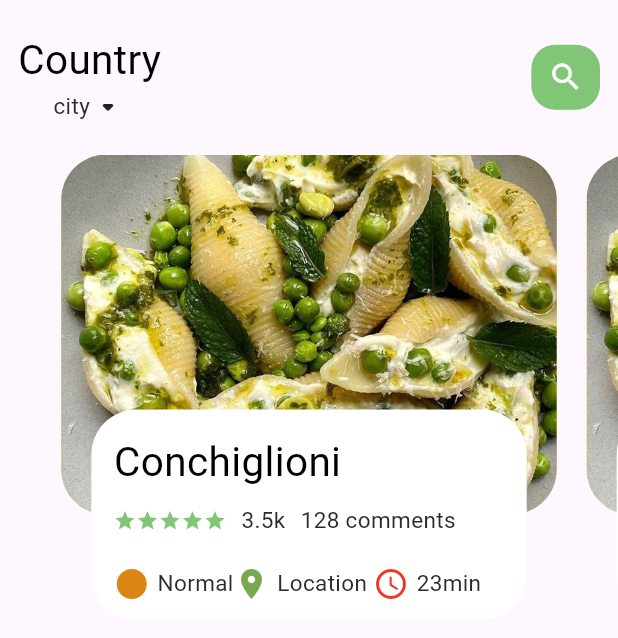
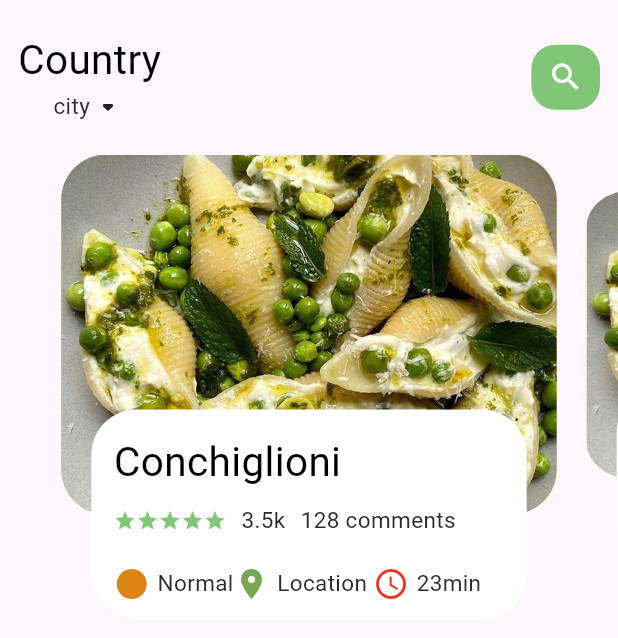
Before and after one commit to meriemDahil/Food_Delivery, a Flutter app: the screen it shows after launch, on a phone screen of 412 x 824 dp. Shown: the top 638 px of the screen. Run offline on Flutter 3.47's test engine with Material 3 defaults, Android fonts, the phone set to English and light mode, and no system bars.

Commit message:
zoom in zoom out pageview

```diff
--- a/lib/presentation/screens/food_slider.dart
+++ b/lib/presentation/screens/food_slider.dart
@@ -18,6 +18,7 @@ class _FoodSliderState extends State<FoodSlider> {
   PageController  pageController=PageController(viewportFraction: 0.85);
   var _currentPageValue=0.0;
   double _scaleFactor=0.8;
+  double _height=240;
   @override
   void initState() {
     // TODO: implement initState
@@ -55,12 +56,19 @@ class _FoodSliderState extends State<FoodSlider> {
   Widget _buildPage(int index){
     Matrix4 matrix =new Matrix4.identity();
     if (index == _currentPageValue.floor()){
-      var currentScale =1-(_currentPageValue-index)*(1-_scaleFactor);
+      var currScale =1-(_currentPageValue-index)*(1-_scaleFactor);
+      var currTrans= _height*(1-currScale)/2;
+      matrix =Matrix4.diagonal3Values(1, currScale, 1)..setTranslationRaw(0, currTrans , 0);
 
     }else if(index==_currentPageValue.floor()+1){
       var currScale =_scaleFactor+(_currentPageValue-index+1)*(1-_scaleFactor);
+       var currTrans= _height*(1-currScale)/2;
+       matrix =Matrix4.diagonal3Values(1, currScale, 1);
+       matrix =Matrix4.diagonal3Values(1, currScale, 1)..setTranslationRaw(0, currTrans , 0);
     }
-    return Stack(
+    return Transform(
+      transform: matrix,
+      child: Stack(
         children: [
           Container(
             // this container takes the size of it parent container
@@ -121,6 +129,7 @@ class _FoodSliderState extends State<FoodSlider> {
             ),
           )
         ],
+      ),
     );
   }
 }
```
Lines whose indentation alone changed are shown as unchanged.
